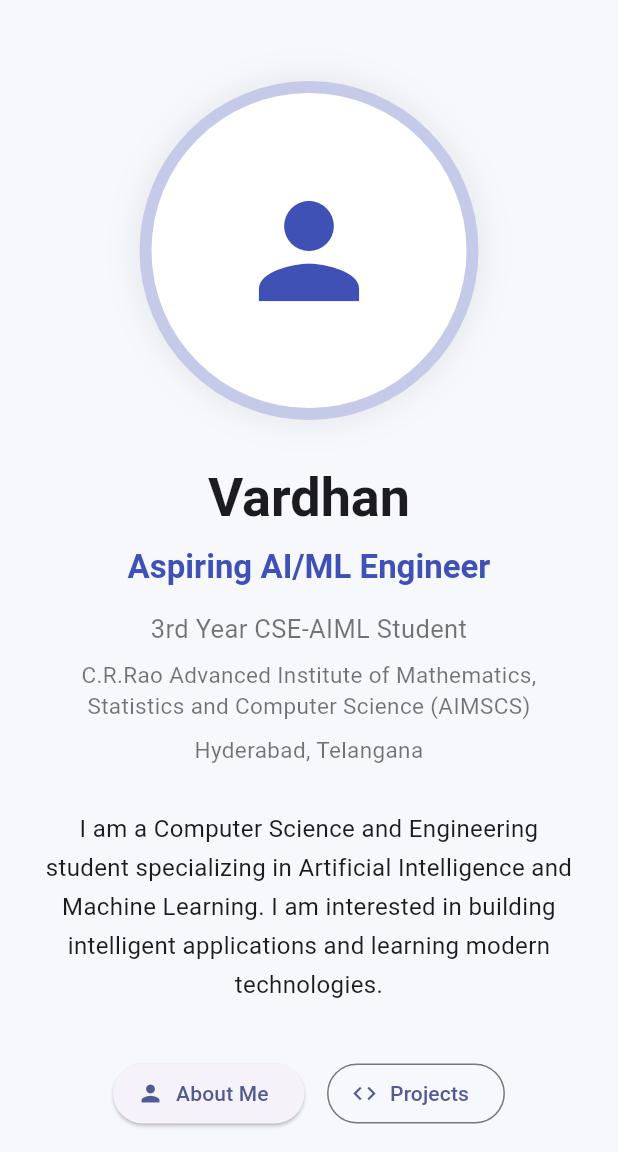
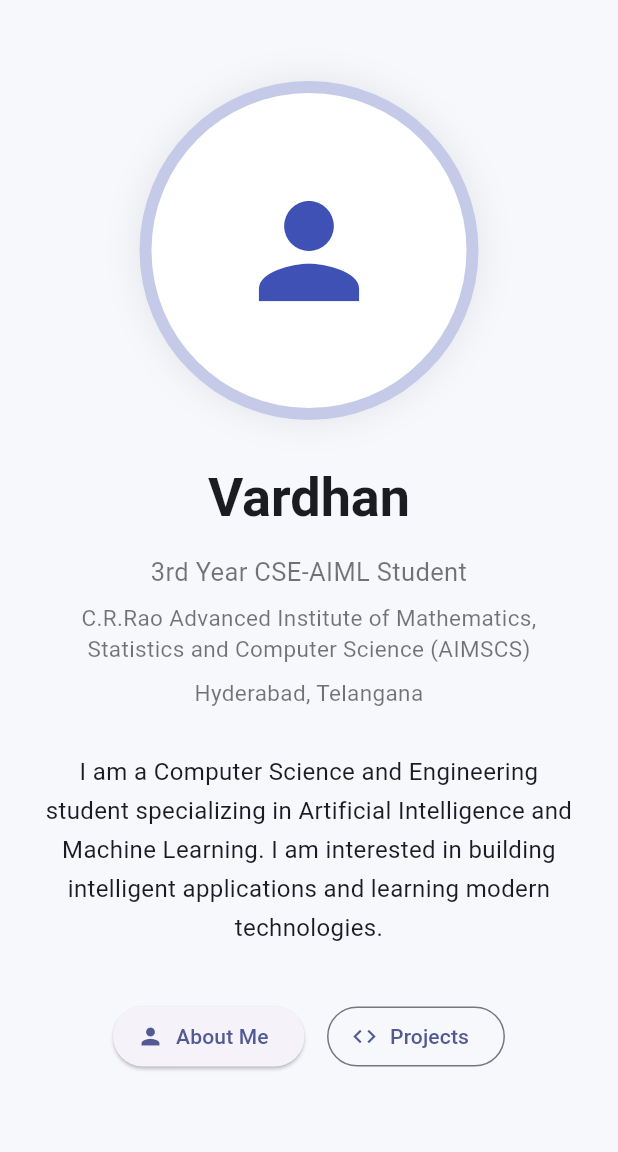
Before and after one commit to vardhan-ai-dev/vardhan-portfolio, a Flutter app: the screen it shows after launch, on a phone screen of 412 x 824 dp, the part 84-1236 px from its top. Run offline on Flutter 3.47's test engine with Material 3 defaults, Android fonts, the phone set to English and light mode, and no system bars.

Commit message:
Remove AI ML engineer tagline

```diff
--- a/lib/main.dart
+++ b/lib/main.dart
@@ -61,18 +61,6 @@ class HomePage extends StatelessWidget {
                           textAlign: TextAlign.center,
                           style: Theme.of(context).textTheme.displaySmall
                               ?.copyWith(fontWeight: FontWeight.bold),
-                        ),
-
-                        const SizedBox(height: 10),
-
-                        Text(
-                          'Aspiring AI/ML Engineer',
-                          textAlign: TextAlign.center,
-                          style: Theme.of(context).textTheme.titleLarge
-                              ?.copyWith(
-                                color: Colors.indigo,
-                                fontWeight: FontWeight.w600,
-                              ),
                         ),
 
                         const SizedBox(height: 15),
```
